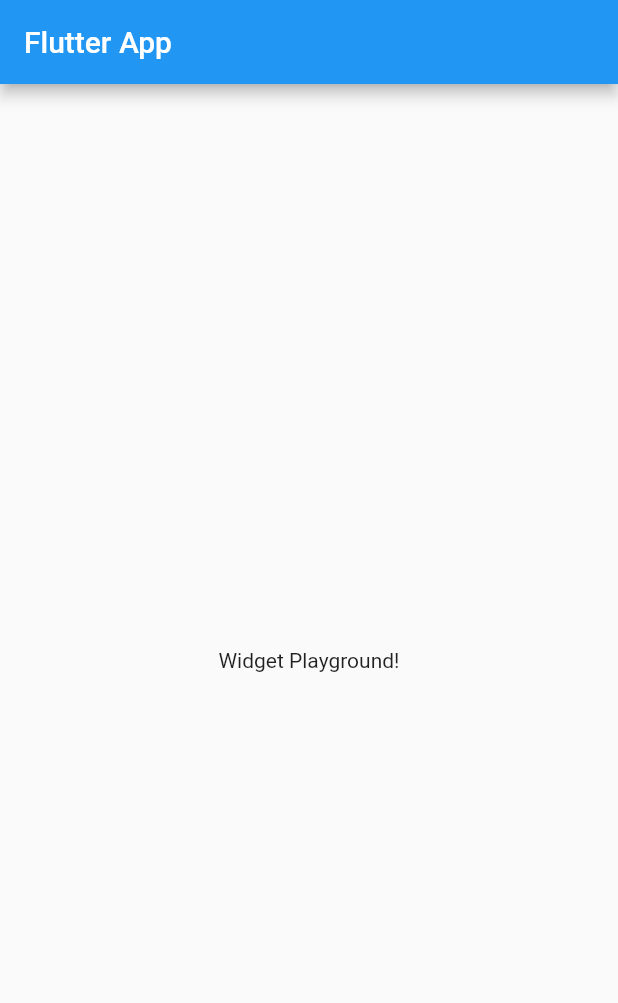
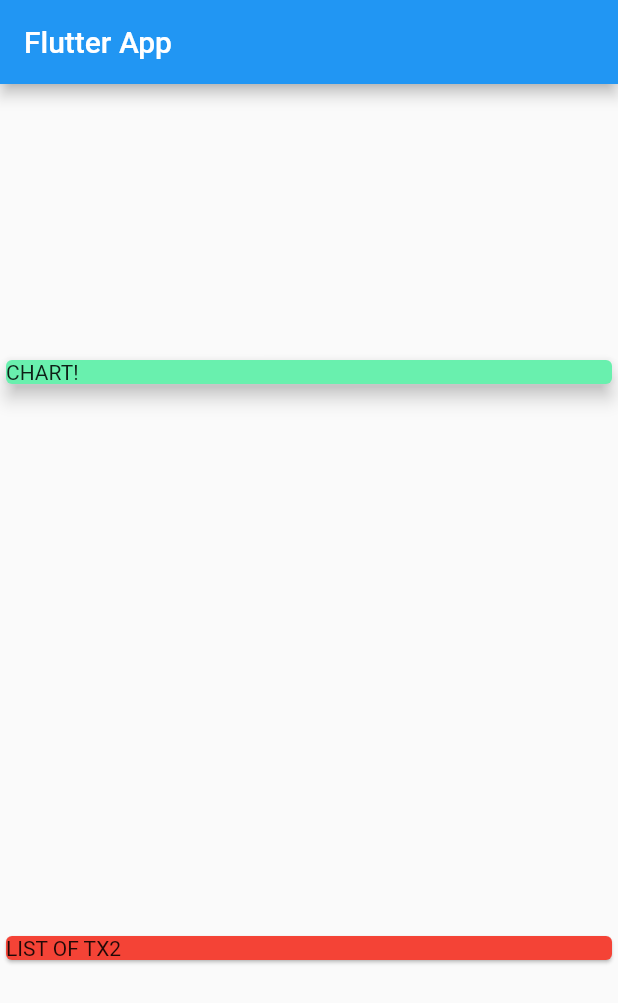
Before and after one commit to Batavoo/flutter_expenses_app, a Flutter app: the screen it shows after launch, on a phone screen of 412 x 824 dp. Shown: the top 1003 px of the screen. Run offline on Flutter 3.47's test engine with Material 2 defaults, Android fonts, the phone set to English and light mode, and no system bars.

```diff
--- a/lib/main.dart
+++ b/lib/main.dart
@@ -1,3 +1,5 @@
+// ignore_for_file: prefer_const_literals_to_create_immutables, prefer_const_constructors
+
 import 'package:flutter/material.dart';
 
 void main() => runApp(MyApp());
@@ -19,8 +21,23 @@ class MyHomePage extends StatelessWidget {
       appBar: AppBar(
         title: Text('Flutter App'),
       ),
-      body: Center(
-        child: Text('Widget Playground!'),
+      body: Column(
+        mainAxisAlignment: MainAxisAlignment.spaceAround,
+        crossAxisAlignment: CrossAxisAlignment.stretch,
+        children: <Widget>[
+          Container(
+            width: double.infinity,
+            child: Card(
+              color: Colors.greenAccent,
+              child: Text("CHART!"),
+              elevation: 5,
+            ),
+          ),
+          Card(
+            child: Text("LIST OF TX2"),
+            color: Colors.red,
+          ),
+        ],
       ),
     );
   }
```
Also changed, not shown: lib/transaction.dart (added, +13 -0 lines).
